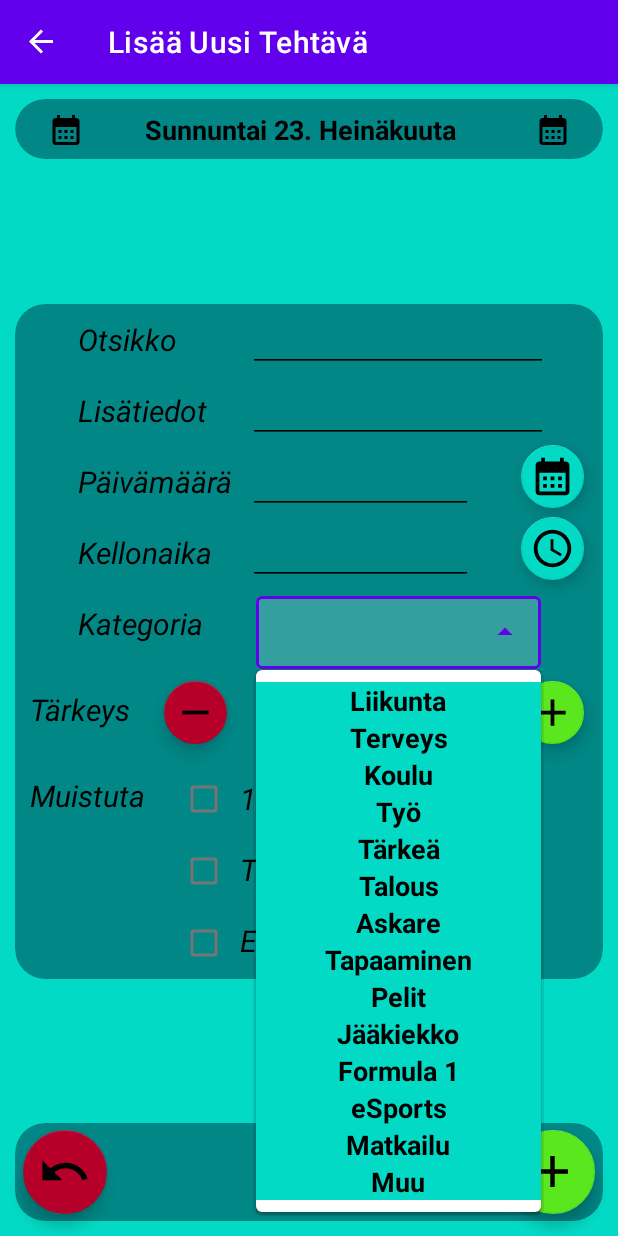
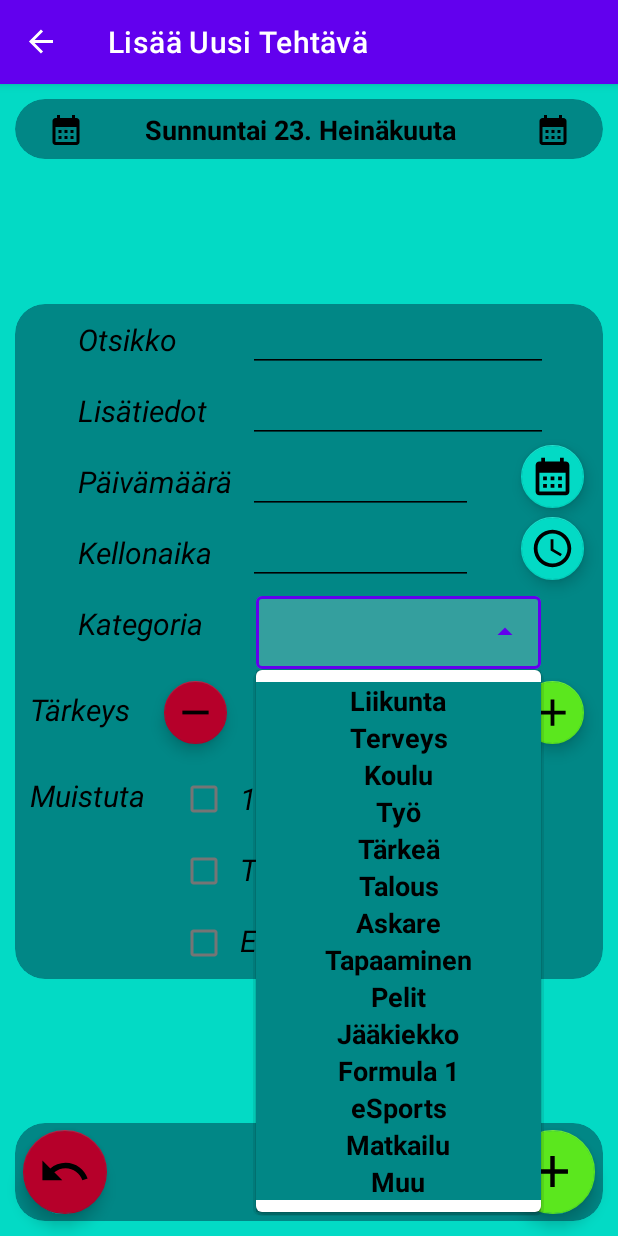
Before and after one commit to TomiLakkakorpi/SummerProject2023, an Android app: the AddFragment screen opened through its navigation route, after a tap on an icon or button, on a phone screen of 412 x 824 dp. Run offline under Robolectric (Android 15) with nearby library versions, the light colour scheme and no system bars; our stand-ins replace Room's generated code, navigation-ui; 2 statements that could not run were skipped.

Commit message:
Last push before merge

```diff
--- a/app/src/main/java/com/example/databasetest/fragments/list/ListFragment.kt
+++ b/app/src/main/java/com/example/databasetest/fragments/list/ListFragment.kt
@@ -115,6 +115,10 @@ class ListFragment : Fragment() {
     }
 
     override fun onViewStateRestored(savedInstanceState: Bundle?) {
+        val categories = resources.getStringArray(R.array.categories2)
+        val arrayAdapter = ArrayAdapter(requireContext(), R.layout.dropdown_item, categories)
+        view?.findViewById<AutoCompleteTextView>(R.id.CategoryFilter)?.setAdapter(arrayAdapter)
+
         super.onViewStateRestored(savedInstanceState)
 
         val filter = view?.CategoryFilter?.text.toString()
--- a/app/src/main/res/layout/dropdown_item.xml
+++ b/app/src/main/res/layout/dropdown_item.xml
@@ -4,7 +4,10 @@
 
     android:layout_width="match_parent"
     android:layout_height="wrap_content"
-    android:background="@color/teal_200"
+    android:background="@color/teal_700"
+    android:layout_margin="1dp"
+    android:layout_marginStart="5dp"
+    android:layout_marginEnd="5dp"
 
     android:text="Test"
     android:textColor="@color/black"
--- a/app/src/main/res/values/colors.xml
+++ b/app/src/main/res/values/colors.xml
@@ -16,7 +16,6 @@
     <color name="backgroundSecondary">#D17936</color>
     <color name="customRowBackground">#20D1AC</color>
 
-    <color name="lightGrey"></color>
     <color name="yellow">#FFC300</color>
 
     <color name="purpleBackground2">#9900FF</color>
```
